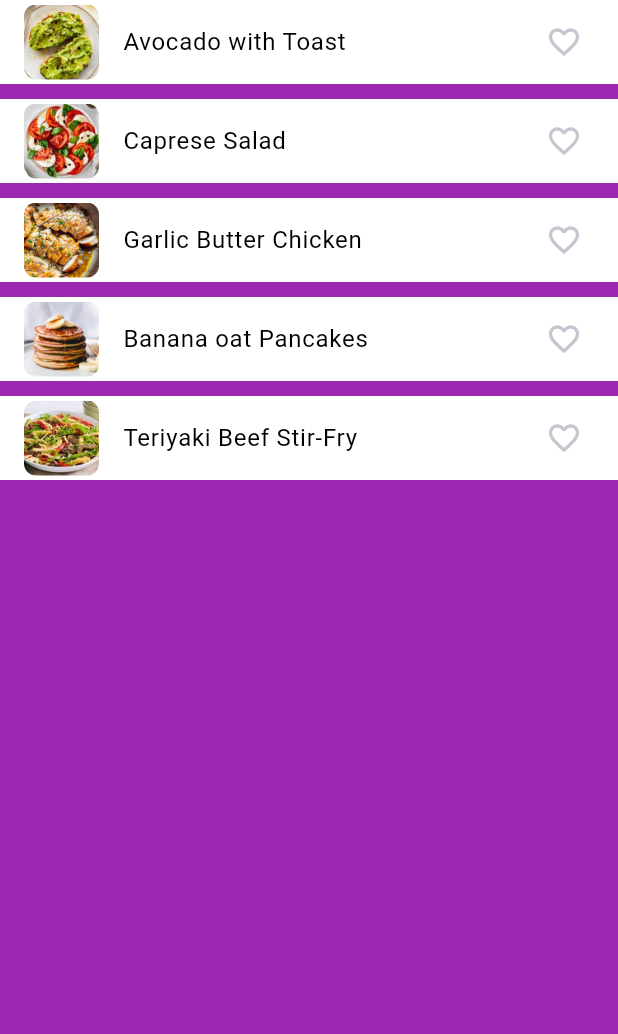
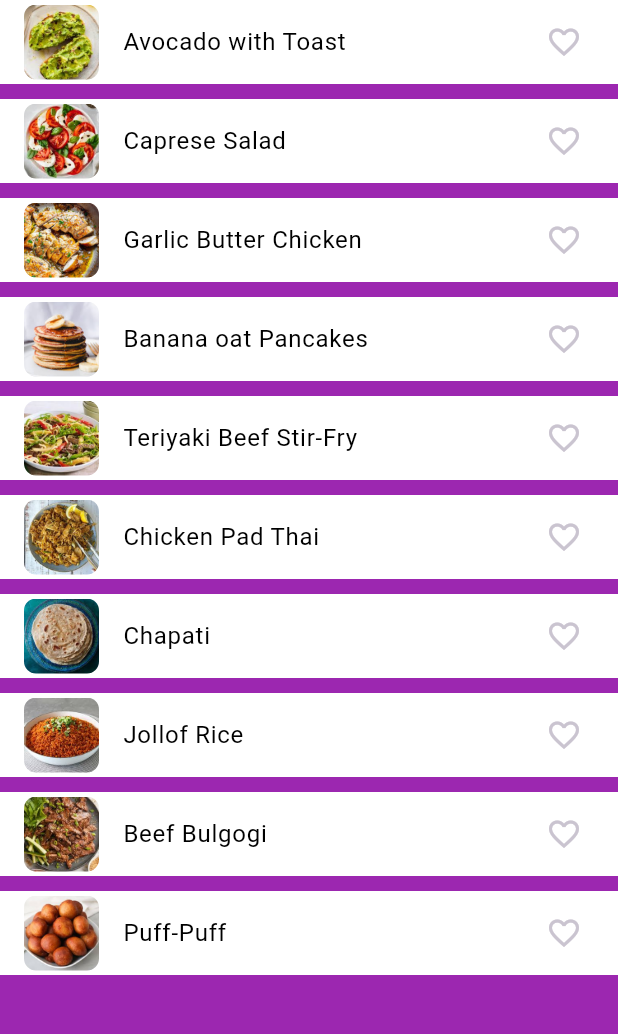
Before and after one commit to FaithNnakwe/Recipe_book_app, a Flutter app: the screen it shows after launch, on a phone screen of 412 x 824 dp, the part 84-1118 px from its top. Run offline on Flutter 3.47's test engine with Material 3 defaults, Android fonts, the phone set to English and light mode, and no system bars.

Commit message:
Added more recipes.

```diff
--- a/lib/home_screen.dart
+++ b/lib/home_screen.dart
@@ -37,6 +37,31 @@ class _HomeScreenState extends State<HomeScreen> {
     instructions: 'Heat oil in a pan and cook beef until browned. Add broccoli and bell pepper, stir-frying for 3 minutes. Pour in teriyaki sauce, cook for another 2 minutes, and serve with rice.',
     imageUrl: 'assets/Teriyaki_beef_sauce.jpeg',
     ),
+    Recipe(name: 'Chicken Pad Thai',
+    ingredients: ['8 oz rice noodles', '2 tbsp vegetable oil', '1 lb chicken breast, sliced', '2 cloves garlic, minced', '2 eggs, beaten', '¼ cup fish sauce', '2 tbsp soy sauce', '1 tbsp tamarind paste', '1 tbsp brown sugar', '½ cup bean sprouts', '¼ cup crushed peanuts', '2 green onions, chopped', 'Lime wedges for serving'],
+    instructions: 'Cook rice noodles according to package instructions and set aside. Heat oil in a pan and cook chicken until golden. Add garlic and eggs, stirring until eggs are scrambled. Stir in fish sauce, soy sauce, tamarind paste, and sugar. Toss in noodles, bean sprouts, and green onions. Serve with crushed peanuts and lime wedges.',
+    imageUrl: 'assets/chicken_pad_thai.jpeg',
+    ),
+    Recipe(name: 'Chapati',
+    ingredients: ['2 cups flour', '½ tsp salt', '¾ cup warm water', '1 tbsp oil'],
+    instructions: 'Mix flour and salt. Gradually add warm water and knead into a soft dough. Cover and let rest for 30 minutes. Divide into small balls, roll out, and cook on a dry pan until golden brown on both sides. Serve with stew or tea.',
+    imageUrl: 'assets/chapati.jpeg',
+    ),
+    Recipe(name: 'Jollof Rice',
+    ingredients: ['2 cups rice', '1 can tomato paste', '2 tomatoes, blended', '1 onion, chopped', '2 cups chicken broth', '1 tsp thyme', '1 tsp curry powder', '1 tsp paprika', '2 tbsp vegetable oil', '1 cup mixed vegetables', 'Salt to taste'],
+    instructions: 'Heat oil in a pot, sauté onions until translucent. Add blended tomatoes and tomato paste, cook for 10 minutes. Stir in seasonings and broth. Add rice, cover, and cook on low heat until tender. Add vegetables and simmer for 5 more minutes before serving.',
+    imageUrl: 'assets/jollof_rice.jpeg',
+   ),
+    Recipe(name: 'Beef Bulgogi',
+    ingredients: ['1 lb beef sirloin, thinly sliced', '¼ cup soy sauce', '2 tbsp brown sugar', '1 tbsp sesame oil', '2 cloves garlic, minced', '1 tsp ginger, grated', '1 tbsp sesame seeds', '1 green onion, chopped', '1 small onion, sliced'],
+    instructions: 'In a bowl, mix soy sauce, brown sugar, sesame oil, garlic, and ginger. Add beef and marinate for at least 30 minutes. Heat a pan and cook beef with sliced onions until caramelized. Sprinkle with sesame seeds and green onions before serving.',
+    imageUrl: 'assets/beef_bulgogi.jpeg',
+   ),
+    Recipe(name: 'Puff-Puff',
+    ingredients: ['2 cups flour', '½ cup sugar', '1 tsp yeast', '½ tsp nutmeg', '1 cup warm water', 'Vegetable oil for frying'],
+    instructions: 'Dissolve yeast in warm water and let sit for 5 minutes. Mix flour, sugar, and nutmeg. Add yeast mixture and mix into a smooth batter. Let rest for 1 hour. Heat oil and drop spoonfuls of batter, frying until golden brown. Serve warm.',
+    imageUrl: 'assets/puff_puff.jpeg',
+   ),
   ];
 
   List<Recipe> favoriteRecipes = [];
--- a/pubspec.yaml
+++ b/pubspec.yaml
@@ -64,6 +64,11 @@ flutter:
      - assets/Banana_oat_pancake.jpeg
      - assets/caprese_salad.jpeg
      - assets/Garlic_butter_chicken.jpeg
+     - assets/beef_bulgogi.jpeg
+     - assets/chapati.jpeg
+     - assets/chicken_pad_thai.jpeg
+     - assets/jollof_rice.jpeg
+     - assets/puff_puff.jpeg
 
   # An image asset can refer to one or more resolution-specific "variants", see
   # https://flutter.dev/to/resolution-aware-images
```
Also changed, not shown: assets/beef_bulgogi.jpeg (added), assets/chapati.jpeg (added), assets/chicken_pad_thai.jpeg (added), assets/jollof_rice.jpeg (added), assets/puff_puff.jpeg (added).
